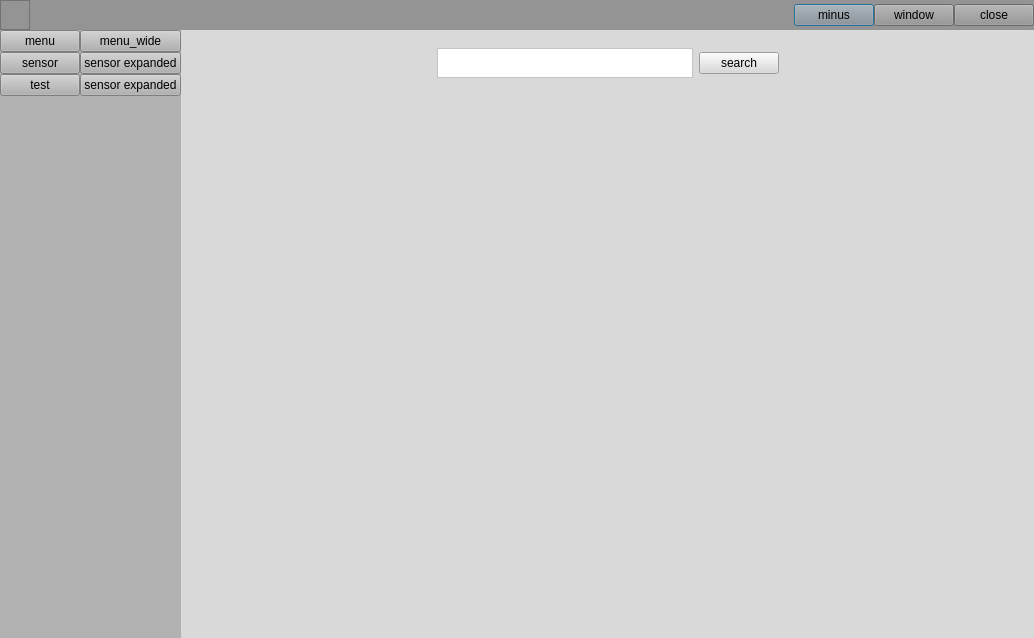
The window that qt/main.ui (Alexey-Nikolaevic-B/2042_sensor_testing) describes before a commit, drawn with Qt 5.
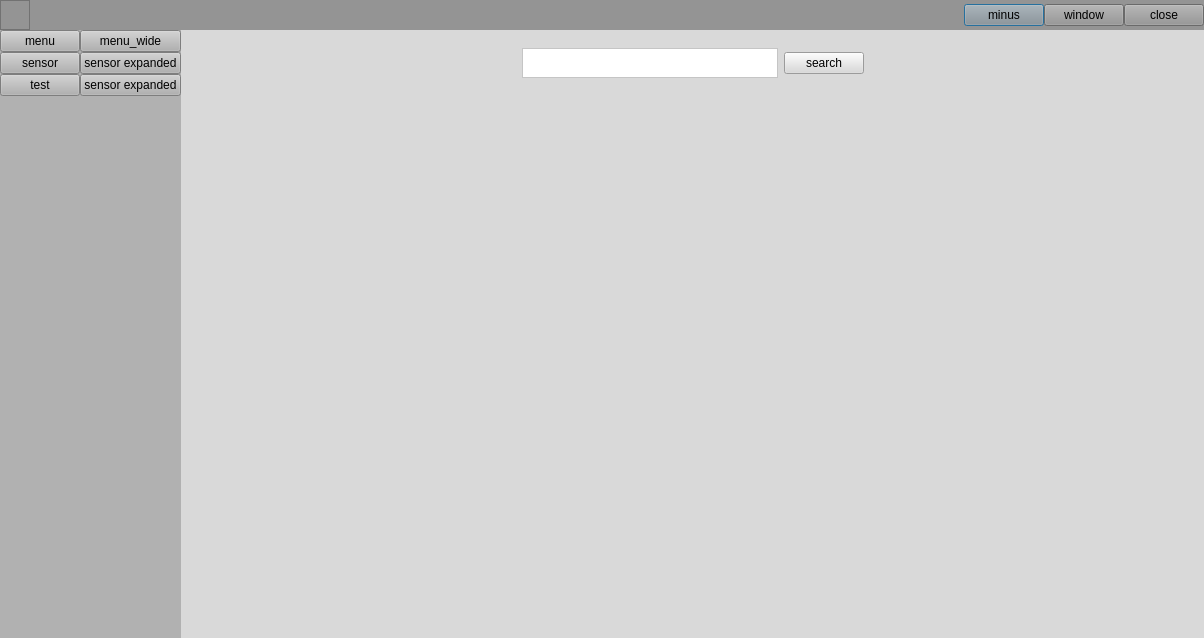
The same window after the commit. The open tabs and pages were chosen to show the change.

```diff
--- a/qt/main.ui
+++ b/qt/main.ui
@@ -6,7 +6,7 @@
    <rect>
     <x>0</x>
     <y>0</y>
-    <width>1034</width>
+    <width>1204</width>
     <height>638</height>
    </rect>
   </property>
```
Left out of the diff: 2 changed lines with no effect on the pictures.
